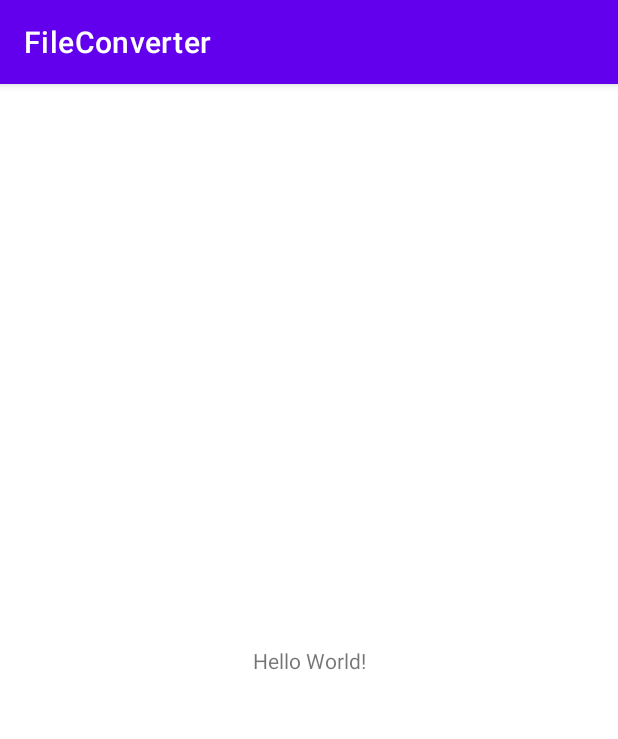
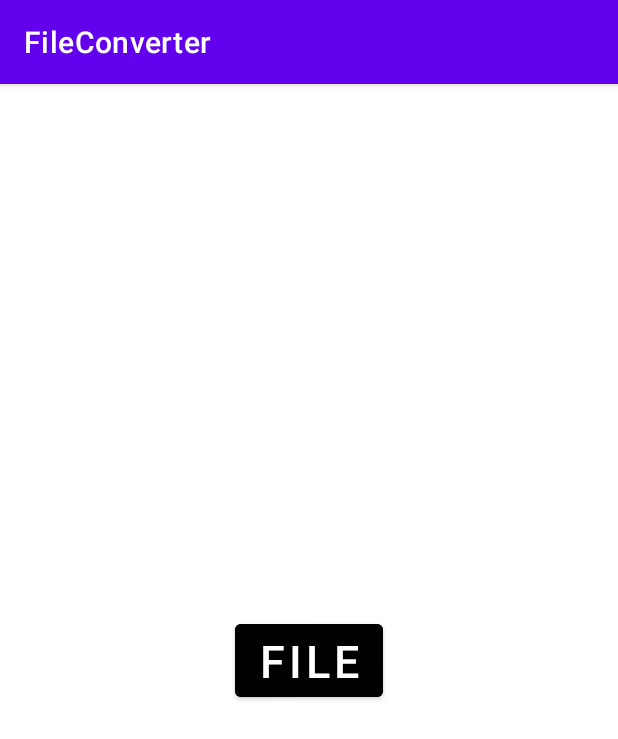
Before and after one commit to kbh97102/FileConverter, an Android app: the screen it shows after launch (MainActivity), on a phone screen of 412 x 824 dp. Shown: the top 739 px of the screen. Run offline under Robolectric (Android 15) with nearby library versions, the phone set to English and light mode, and no system bars.

Commit message:
Add file chooser

```diff
--- a/app/build.gradle
+++ b/app/build.gradle
@@ -1,6 +1,7 @@
 plugins {
     id 'com.android.application'
     id 'kotlin-android'
+    id 'kotlin-android-extensions'
 }
 
 android {
--- a/app/src/main/java/com/example/fileconverter/MainActivity.kt
+++ b/app/src/main/java/com/example/fileconverter/MainActivity.kt
@@ -1,7 +1,11 @@
 package com.example.fileconverter
 
+import android.content.Intent
+import android.net.Uri
 import android.os.Bundle
+import androidx.activity.result.contract.ActivityResultContracts
 import androidx.appcompat.app.AppCompatActivity
+import kotlinx.android.synthetic.main.activity_main.*
 import java.io.ByteArrayOutputStream
 import java.io.File
 import java.io.FileOutputStream
@@ -9,10 +13,28 @@ import java.nio.charset.Charset
 import java.nio.charset.StandardCharsets
 
 class MainActivity : AppCompatActivity() {
+
+    private val requestActivity = registerForActivityResult(
+        ActivityResultContracts.StartActivityForResult()
+    ){activityResult ->
+
+    }
+
     override fun onCreate(savedInstanceState: Bundle?) {
         super.onCreate(savedInstanceState)
         setContentView(R.layout.activity_main)
 
+        testButton.setOnClickListener {
+            openFile()
+        }
+    }
 
+    fun openFile(){
+        val intent = Intent(Intent.ACTION_OPEN_DOCUMENT).apply {
+            addCategory(Intent.CATEGORY_OPENABLE)
+            type = "text/plain"
+        }
+        requestActivity.launch(intent)
     }
+
 }
--- a/app/src/main/res/layout/activity_main.xml
+++ b/app/src/main/res/layout/activity_main.xml
@@ -6,13 +6,18 @@
     android:layout_height="match_parent"
     tools:context=".MainActivity">
 
-    <TextView
+    <Button
+        android:id="@+id/testButton"
         android:layout_width="wrap_content"
         android:layout_height="wrap_content"
-        android:text="Hello World!"
+        app:layout_constraintStart_toStartOf="parent"
+        app:layout_constraintEnd_toEndOf="parent"
+        app:layout_constraintTop_toTopOf="parent"
         app:layout_constraintBottom_toBottomOf="parent"
-        app:layout_constraintLeft_toLeftOf="parent"
-        app:layout_constraintRight_toRightOf="parent"
-        app:layout_constraintTop_toTopOf="parent" />
+        android:backgroundTint="@color/black"
+        android:textColor="@color/white"
+        android:textSize="30sp"
+        android:text="File"
+        />
 
 </androidx.constraintlayout.widget.ConstraintLayout>
```
